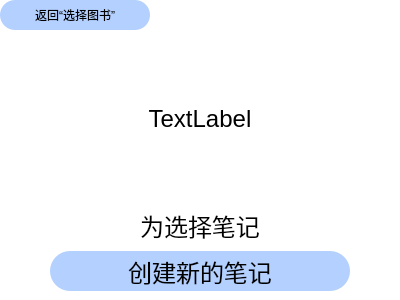
Above: choosenotepage.ui from zrdumped/PaperPlusEBook before the change. Below: the same form after it.
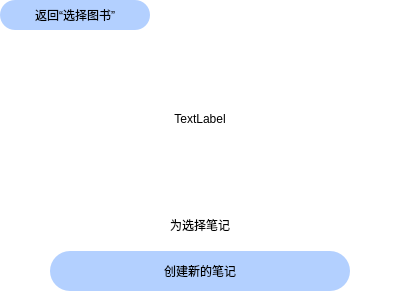
That is the form after the change.

Patch:
```diff
--- a/choosenotepage.ui
+++ b/choosenotepage.ui
@@ -120,6 +120,11 @@
    </item>
    <item row="1" column="0">
     <widget class="QFrame" name="frame">
+     <property name="font">
+      <font>
+       <pointsize>9</pointsize>
+      </font>
+     </property>
      <property name="frameShape">
       <enum>QFrame::NoFrame</enum>
      </property>
@@ -131,7 +136,7 @@
        <widget class="QLabel" name="notesLabel">
         <property name="font">
          <font>
-          <pointsize>18</pointsize>
+          <pointsize>9</pointsize>
          </font>
         </property>
         <property name="styleSheet">
@@ -161,7 +166,7 @@
         </property>
         <property name="font">
          <font>
-          <pointsize>18</pointsize>
+          <pointsize>9</pointsize>
          </font>
         </property>
         <property name="styleSheet">
@@ -188,7 +193,7 @@
         </property>
         <property name="font">
          <font>
-          <pointsize>18</pointsize>
+          <pointsize>9</pointsize>
          </font>
         </property>
         <property name="text">
```
Left out of the diff: 15 changed lines with no effect on the pictures.
